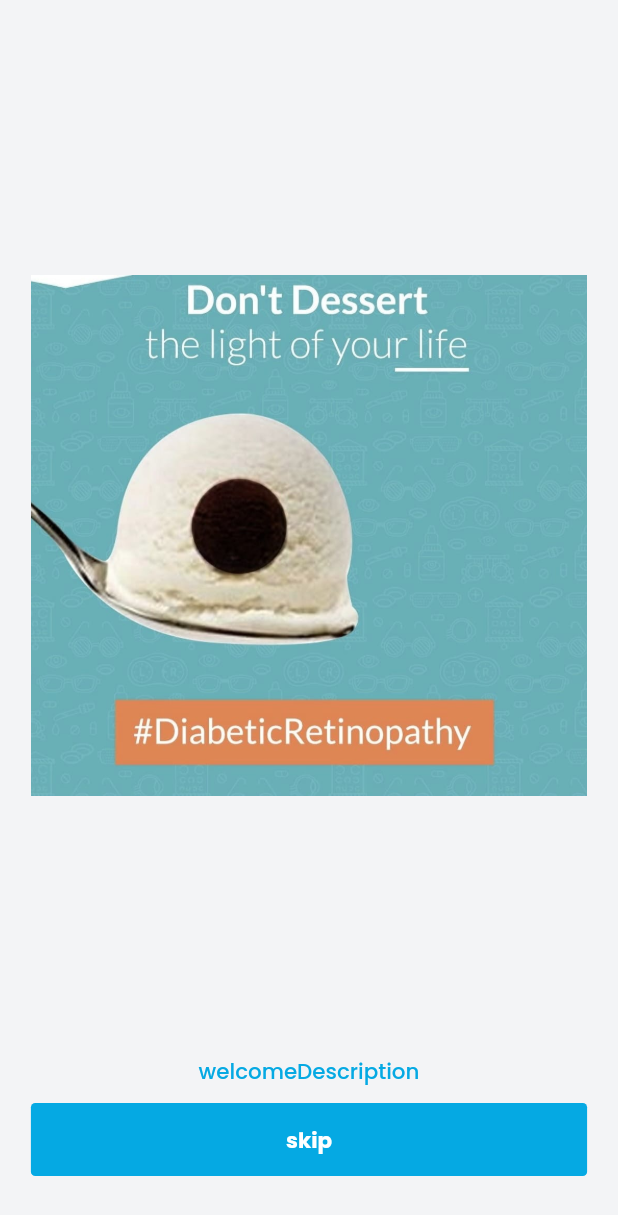
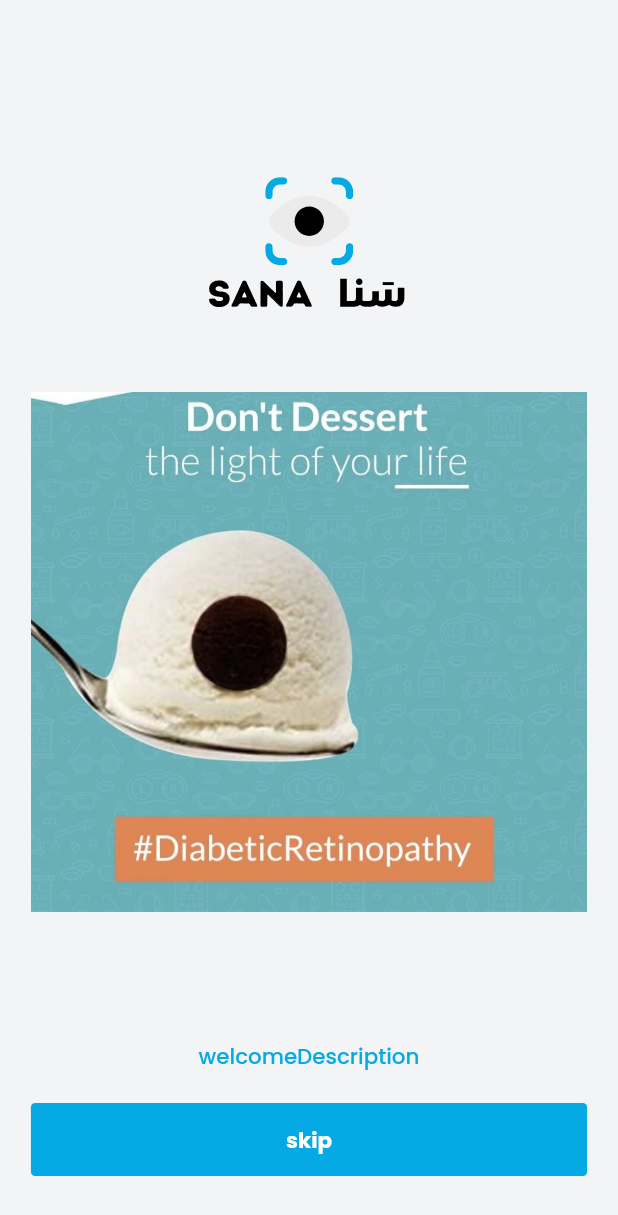
Before and after one commit to ManalSM333/sanaproject, a Flutter app: the screen it shows after launch, on a phone screen of 412 x 824 dp. Shown: the top 1215 px of the screen. Run offline on Flutter 3.47's test engine with Material 2 defaults, Android fonts, the phone set to English and light mode, and no system bars; drawn by our look-alikes of carousel_slider; our stand-ins replace flutter_screenutil, flutter_svg, get, image_picker, lottie; missing offline and left inert: flutter_cached_pdfview, tflite.

Commit message:
minor fix

```diff
--- a/lib/view/onboarding/view/onboarding_view.dart
+++ b/lib/view/onboarding/view/onboarding_view.dart
@@ -17,7 +17,7 @@ class OnboardingView extends GetView<OnboardingController> {
       backgroundColor: AppColors().backgroundColor,
       body: Padding(
         padding: EdgeInsets.only(
-          top: Utility(context).dynamicWidthPixel(160),
+          top: Utility(context).dynamicWidthPixel(100),
         ),
         child: GetBuilder<OnboardingController>(
           init: OnboardingController(),
@@ -37,6 +37,10 @@ class OnboardingView extends GetView<OnboardingController> {
                   children: [
                     Column(
                       children: [
+                        SvgPicture.asset(
+                          onboardingController.itemList[index].imagePath!,
+                          width: Utility(context).dynamicWidth(0.33),
+                        ),
                         Padding(
                           padding: EdgeInsets.only(
                             top: Utility(context).dynamicWidth(0.070),
@@ -60,8 +64,8 @@ class OnboardingView extends GetView<OnboardingController> {
                             textAlign: TextAlign.center,
                           ),
                         ),
-                        const SizedBox(
-                          height: 100,
+                        SizedBox(
+                          height: MediaQuery.of(context).padding.bottom + 110,
                         )
                       ],
                     ),
```
